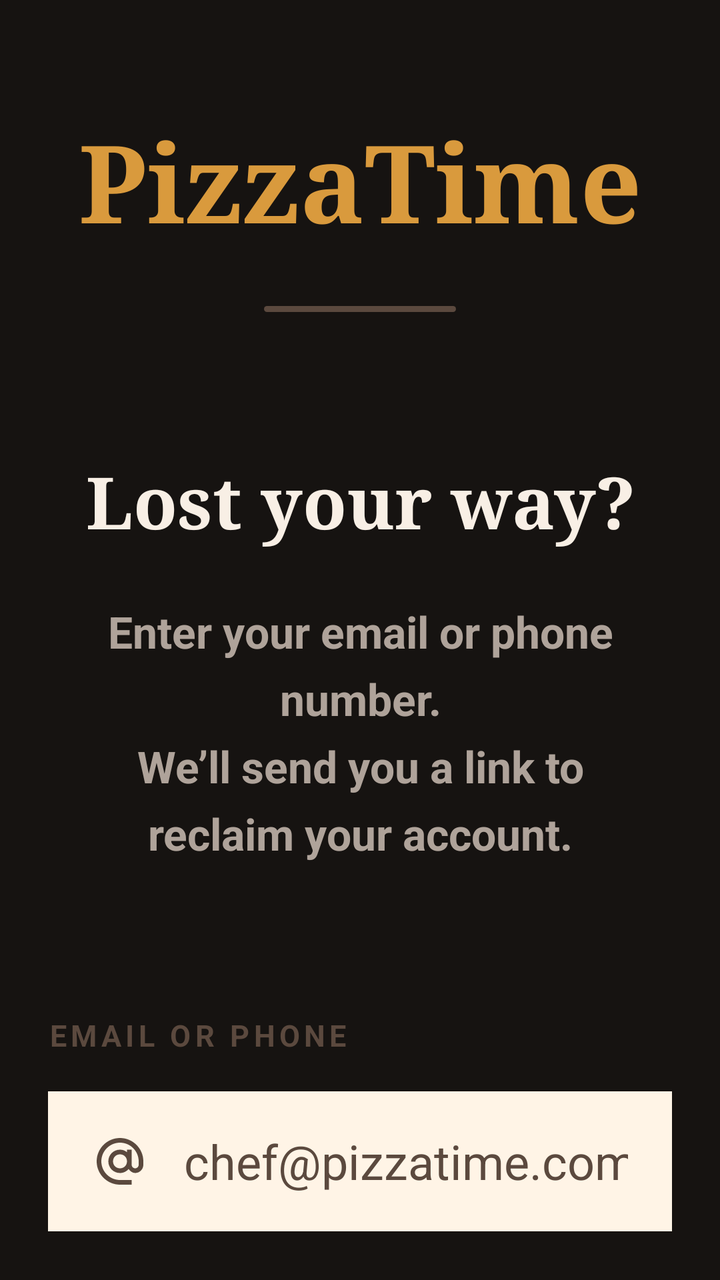
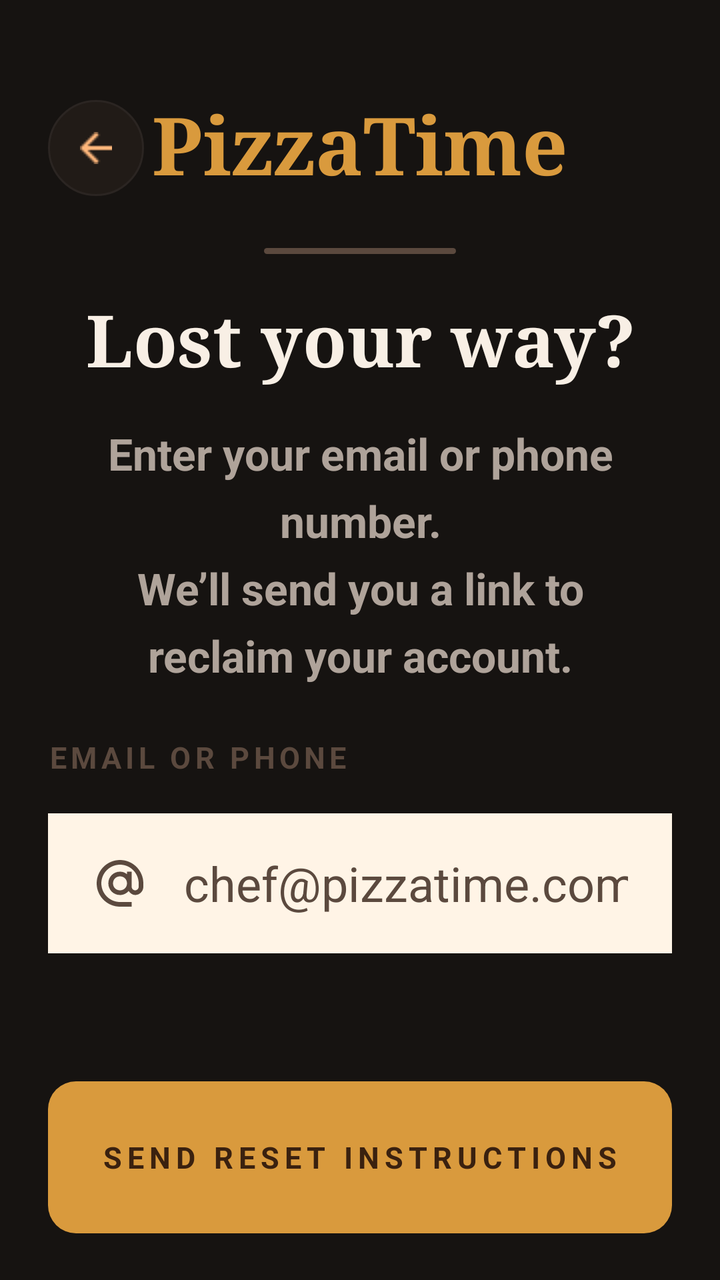

An Android layout rendered at two revisions. The XML below is the earlier revision; the diff shows what the commit changed to produce the second picture.
<!-- AndroidManifest.xml: application theme Theme.PizzaTime -->
<!-- res/layout/fragment_forgot_password.xml -->
<?xml version="1.0" encoding="utf-8"?>
<androidx.constraintlayout.widget.ConstraintLayout xmlns:android="http://schemas.android.com/apk/res/android"
    xmlns:app="http://schemas.android.com/apk/res-auto"
    xmlns:tools="http://schemas.android.com/tools"
    android:layout_width="match_parent"
    android:layout_height="match_parent"
    android:background="@color/pt_background"
    tools:context=".feature.auth.forgot.ForgotPasswordFragment">

    <androidx.core.widget.NestedScrollView
        android:id="@+id/contentScroll"
        android:layout_width="0dp"
        android:layout_height="0dp"
        android:fillViewport="true"
        android:overScrollMode="never"
        android:paddingStart="24dp"
        android:paddingEnd="24dp"
        app:layout_constraintBottom_toBottomOf="parent"
        app:layout_constraintEnd_toEndOf="parent"
        app:layout_constraintStart_toStartOf="parent"
        app:layout_constraintTop_toTopOf="parent">

        <LinearLayout
            android:layout_width="match_parent"
            android:layout_height="match_parent"
            android:gravity="center_horizontal"
            android:orientation="vertical">

            <TextView
                android:id="@+id/tvBrand"
                android:layout_width="match_parent"
                android:layout_height="wrap_content"
                android:layout_marginTop="54dp"
                android:fontFamily="serif"
                android:gravity="center"
                android:text="@string/forgot_password_brand"
                android:textColor="@color/pt_copper"
                android:textSize="54sp"
                android:textStyle="bold" />

            <View
                android:id="@+id/brandDivider"
                android:layout_width="96dp"
                android:layout_height="3dp"
                android:layout_marginTop="26dp"
                android:background="@drawable/bg_forgot_password_brand_divider" />

            <TextView
                android:id="@+id/tvTitle"
                android:layout_width="match_parent"
                android:layout_height="wrap_content"
                android:layout_marginTop="70dp"
                android:fontFamily="serif"
                android:gravity="center"
                android:text="@string/forgot_password_title"
                android:textColor="@color/pt_text_primary_dark_bg"
                android:textSize="36sp"
                android:textStyle="bold" />

            <TextView
                android:id="@+id/tvSubtitle"
                android:layout_width="match_parent"
                android:layout_height="wrap_content"
                android:layout_marginStart="16dp"
                android:layout_marginTop="26dp"
                android:layout_marginEnd="16dp"
                android:gravity="center"
                android:lineSpacingExtra="8dp"
                android:text="@string/forgot_password_subtitle"
                android:textColor="@color/pt_text_secondary_dark_bg"
                android:textSize="22sp"
                android:textStyle="bold" />

            <TextView
                android:id="@+id/tvInputLabel"
                android:layout_width="match_parent"
                android:layout_height="wrap_content"
                android:layout_marginTop="76dp"
                android:letterSpacing="0.14"
                android:text="@string/forgot_password_input_label"
                android:textColor="@color/pt_border_warm"
                android:textSize="15sp"
                android:textStyle="bold" />

            <EditText
                android:id="@+id/etAccount"
                android:layout_width="match_parent"
                android:layout_height="70dp"
                android:layout_marginTop="18dp"
                android:autofillHints="emailAddress"
                android:background="@drawable/bg_forgot_password_input"
                android:drawableStart="@drawable/ic_auth_email"
                android:drawablePadding="18dp"
                android:hint="@string/forgot_password_input_hint"
                android:inputType="textEmailAddress"
                android:paddingStart="22dp"
                android:paddingEnd="22dp"
                android:singleLine="true"
                android:textColor="@color/pt_text_dark"
                android:textColorHint="@color/pt_border_warm"
                android:textSize="24sp" />

            <TextView
                android:id="@+id/btnSendResetInstructions"
                android:layout_width="match_parent"
                android:layout_height="76dp"
                android:layout_marginTop="64dp"
                android:background="@drawable/bg_forgot_password_send_button"
                android:clickable="true"
                android:focusable="true"
                android:foreground="?attr/selectableItemBackground"
                android:gravity="center"
                android:letterSpacing="0.18"
                android:text="@string/forgot_password_send_button"
                android:textColor="@color/pt_text_dark"
                android:textSize="15sp"
                android:textStyle="bold" />

            <TextView
                android:id="@+id/btnBackToLogin"
                android:layout_width="wrap_content"
                android:layout_height="56dp"
                android:layout_marginTop="76dp"
                android:clickable="true"
                android:focusable="true"
                android:foreground="?attr/selectableItemBackground"
                android:gravity="center"
                android:letterSpacing="0.08"
                android:paddingStart="18dp"
                android:paddingEnd="18dp"
                android:text="@string/forgot_password_back_to_login"
                android:textColor="@color/pt_text_secondary_dark_bg"
                android:textSize="16sp"
                android:textStyle="bold" />

            <View
                android:layout_width="match_parent"
                android:layout_height="30dp"/>

        </LinearLayout>
    </androidx.core.widget.NestedScrollView>

</androidx.constraintlayout.widget.ConstraintLayout>
<!-- resources referenced by this layout -->
<resources>
  <color name="pt_background">#161311</color>
  <color name="pt_border_warm">#5B493E</color>
  <color name="pt_copper">#D99A3D</color>
  <color name="pt_text_dark">#3A210F</color>
  <color name="pt_text_primary_dark_bg">#F8EFE5</color>
  <color name="pt_text_secondary_dark_bg">#AFA39A</color>
  <!-- drawable bg_forgot_password_brand_divider (drawable) -->
  ﻿<?xml version="1.0" encoding="utf-8"?>
  <shape xmlns:android="http://schemas.android.com/apk/res/android">
      <solid android:color="@color/pt_border_warm" />
      <corners android:radius="2dp" />
  </shape>
  <!-- drawable bg_forgot_password_input (drawable) -->
  ﻿<?xml version="1.0" encoding="utf-8"?>
  <shape xmlns:android="http://schemas.android.com/apk/res/android">
      <solid android:color="@color/pt_surface_card" />
      <corners android:radius="0dp" />
  </shape>
  <!-- drawable bg_forgot_password_send_button (drawable) -->
  ﻿<?xml version="1.0" encoding="utf-8"?>
  <shape xmlns:android="http://schemas.android.com/apk/res/android">
      <solid android:color="@color/pt_copper" />
      <corners android:radius="14dp" />
  </shape>
  <!-- drawable ic_auth_email (drawable) -->
  ﻿<vector xmlns:android="http://schemas.android.com/apk/res/android"
      android:width="28dp"
      android:height="28dp"
      android:viewportWidth="24"
      android:viewportHeight="24">
      <path
          android:fillColor="@color/pt_border_warm"
          android:pathData="M12,2C6.5,2 2,6.5 2,12s4.5,10 10,10h5v-2h-5c-4.4,0 -8,-3.6 -8,-8s3.6,-8 8,-8s8,3.6 8,8v1.5c0,0.8 -0.7,1.5 -1.5,1.5S17,14.3 17,13.5V7h-2v1.1C14.2,7.4 13.2,7 12,7c-2.8,0 -5,2.2 -5,5s2.2,5 5,5c1.5,0 2.8,-0.7 3.7,-1.7c0.7,1 1.7,1.7 2.8,1.7c1.9,0 3.5,-1.6 3.5,-3.5V12c0,-5.5 -4.5,-10 -10,-10zM12,15c-1.7,0 -3,-1.3 -3,-3s1.3,-3 3,-3s3,1.3 3,3s-1.3,3 -3,3z" />
  </vector>
  <string name="forgot_password_back_to_login">←  BACK TO LOGIN</string>
  <string name="forgot_password_brand">PizzaTime</string>
  <string name="forgot_password_input_hint">chef@pizzatime.com</string>
  <string name="forgot_password_input_label">EMAIL OR PHONE</string>
  <string name="forgot_password_send_button">SEND RESET INSTRUCTIONS</string>
  <string name="forgot_password_subtitle">Enter your email or phone number.\nWe’ll send you a link to reclaim your account.</string>
  <string name="forgot_password_title">Lost your way?</string>
  <style name="Theme.PizzaTime" parent="Theme.MaterialComponents.DayNight.NoActionBar">
          
          <item name="colorOnPrimary">@color/white</item>
          
          <item name="colorOnSecondary">@color/black</item>
          
          <item name="android:statusBarColor">?attr/colorPrimaryVariant</item>
          
      </style>
  <color name="pt_surface_card">#FFF4E6</color>
  <color name="white">#FFFFFFFF</color>
  <color name="black">#FF000000</color>
</resources>

<!-- the commit's change to res/layout/fragment_forgot_password.xml (unified diff, before → after) -->
@@ -26,30 +26,52 @@
             android:gravity="center_horizontal"
             android:orientation="vertical">
 
-            <TextView
-                android:id="@+id/tvBrand"
+            <FrameLayout
+                android:id="@+id/forgotPasswordTopBar"
                 android:layout_width="match_parent"
-                android:layout_height="wrap_content"
-                android:layout_marginTop="54dp"
-                android:fontFamily="serif"
-                android:gravity="center"
-                android:text="@string/forgot_password_brand"
-                android:textColor="@color/pt_copper"
-                android:textSize="54sp"
-                android:textStyle="bold" />
+                android:layout_height="64dp"
+                android:layout_marginTop="42dp">
+
+                <ImageView
+                    android:id="@+id/btnBack"
+                    android:layout_width="48dp"
+                    android:layout_height="48dp"
+                    android:layout_gravity="start|center_vertical"
+                    android:background="@drawable/bg_login_back_button"
+                    android:clickable="true"
+                    android:contentDescription="@string/common_back_content_description"
+                    android:focusable="true"
+                    android:foreground="?attr/selectableItemBackgroundBorderless"
+                    android:padding="13dp"
+                    android:scaleType="centerInside"
+                    android:src="@drawable/ic_back" />
+
+                <TextView
+                    android:id="@+id/tvBrand"
+                    android:layout_width="wrap_content"
+                    android:layout_height="wrap_content"
+                    android:layout_gravity="center"
+                    android:fontFamily="serif"
+                    android:includeFontPadding="false"
+                    android:text="@string/forgot_password_brand"
+                    android:textColor="@color/pt_copper"
+                    android:textSize="40sp"
+                    android:textStyle="bold" />
+
+            </FrameLayout>
 
             <View
                 android:id="@+id/brandDivider"
                 android:layout_width="96dp"
                 android:layout_height="3dp"
-                android:layout_marginTop="26dp"
+                android:layout_marginTop="18dp"
                 android:background="@drawable/bg_forgot_password_brand_divider" />
 
             <TextView
                 android:id="@+id/tvTitle"
                 android:layout_width="match_parent"
                 android:layout_height="wrap_content"
-                android:layout_marginTop="70dp"
+                android:layout_marginTop="18dp"
                 android:fontFamily="serif"
                 android:gravity="center"
                 android:text="@string/forgot_password_title"
@@ -62,7 +84,7 @@
                 android:layout_width="match_parent"
                 android:layout_height="wrap_content"
                 android:layout_marginStart="16dp"
-                android:layout_marginTop="26dp"
+                android:layout_marginTop="18dp"
                 android:layout_marginEnd="16dp"
                 android:gravity="center"
                 android:lineSpacingExtra="8dp"
@@ -75,7 +97,7 @@
                 android:id="@+id/tvInputLabel"
                 android:layout_width="match_parent"
                 android:layout_height="wrap_content"
-                android:layout_marginTop="76dp"
+                android:layout_marginTop="26dp"
                 android:letterSpacing="0.14"
                 android:text="@string/forgot_password_input_label"
                 android:textColor="@color/pt_border_warm"
@@ -116,23 +138,6 @@
                 android:textSize="15sp"
                 android:textStyle="bold" />
 
-            <TextView
-                android:id="@+id/btnBackToLogin"
-                android:layout_width="wrap_content"
-                android:layout_height="56dp"
-                android:layout_marginTop="76dp"
-                android:clickable="true"
-                android:focusable="true"
-                android:foreground="?attr/selectableItemBackground"
-                android:gravity="center"
-                android:letterSpacing="0.08"
-                android:paddingStart="18dp"
-                android:paddingEnd="18dp"
-                android:text="@string/forgot_password_back_to_login"
-                android:textColor="@color/pt_text_secondary_dark_bg"
-                android:textSize="16sp"
-                android:textStyle="bold" />
-
             <View
                 android:layout_width="match_parent"
                 android:layout_height="30dp"/>
<!-- resource entries referenced after the edit -->
@@ -24,6 +24,18 @@
       <solid android:color="@color/pt_copper" />
       <corners android:radius="14dp" />
   </shape>
+  <!-- drawable bg_login_back_button (drawable) -->
+  <?xml version="1.0" encoding="utf-8"?>
+  <shape xmlns:android="http://schemas.android.com/apk/res/android"
+      android:shape="oval">
+  
+      <solid android:color="@color/pt_surface_dark" />
+  
+      <stroke
+          android:width="1dp"
+          android:color="@color/pt_stroke_dark" />
+  
+  </shape>
   <!-- drawable ic_auth_email (drawable) -->
   ﻿<vector xmlns:android="http://schemas.android.com/apk/res/android"
       android:width="28dp"
@@ -34,7 +46,8 @@
           android:fillColor="@color/pt_border_warm"
           android:pathData="M12,2C6.5,2 2,6.5 2,12s4.5,10 10,10h5v-2h-5c-4.4,0 -8,-3.6 -8,-8s3.6,-8 8,-8s8,3.6 8,8v1.5c0,0.8 -0.7,1.5 -1.5,1.5S17,14.3 17,13.5V7h-2v1.1C14.2,7.4 13.2,7 12,7c-2.8,0 -5,2.2 -5,5s2.2,5 5,5c1.5,0 2.8,-0.7 3.7,-1.7c0.7,1 1.7,1.7 2.8,1.7c1.9,0 3.5,-1.6 3.5,-3.5V12c0,-5.5 -4.5,-10 -10,-10zM12,15c-1.7,0 -3,-1.3 -3,-3s1.3,-3 3,-3s3,1.3 3,3s-1.3,3 -3,3z" />
   </vector>
-  <string name="forgot_password_back_to_login">←  BACK TO LOGIN</string>
+  <!-- drawable ic_back: png bitmap (drawable, 278 bytes) -->
+  <string name="common_back_content_description">Back</string>
   <string name="forgot_password_brand">PizzaTime</string>
   <string name="forgot_password_input_hint">chef@pizzatime.com</string>
   <string name="forgot_password_input_label">EMAIL OR PHONE</string>
@@ -51,6 +64,8 @@
           
       </style>
   <color name="pt_surface_card">#FFF4E6</color>
+  <color name="pt_surface_dark">#211B17</color>
+  <color name="pt_stroke_dark">#2B2522</color>
   <color name="white">#FFFFFFFF</color>
   <color name="black">#FF000000</color>
 </resources>
